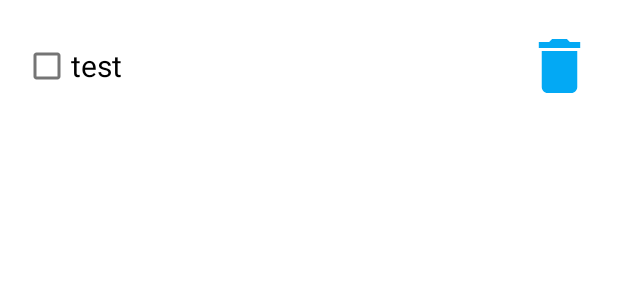
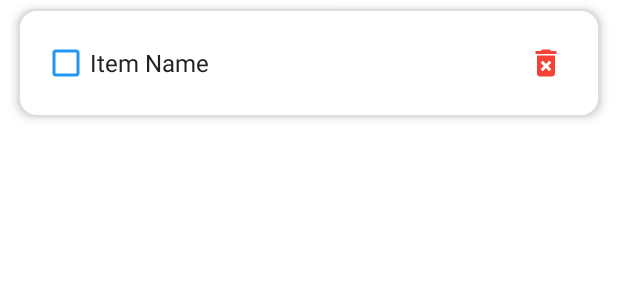
Before and after one commit to vudiemdam00/finalprm392, an Android app: the layout check_list_item.xml on its own in the app's theme, with its tools: preview values and no code run, on a phone screen of 412 x 824 dp. Shown: the top 300 px of the screen. Run offline under Robolectric (Android 15) with nearby library versions, the light colour scheme and no system bars.

Commit message:
Items Update

```diff
--- a/app/src/main/java/com/example/finalprm392/Adapter/Adapter.java
+++ b/app/src/main/java/com/example/finalprm392/Adapter/Adapter.java
@@ -9,7 +9,6 @@ import android.view.ViewGroup;
 import android.widget.ImageView;
 import android.widget.LinearLayout;
 import android.widget.TextView;
-import android.widget.Toast;
 
 import androidx.annotation.NonNull;
 import androidx.recyclerview.widget.RecyclerView;
@@ -38,7 +37,7 @@ public class Adapter extends RecyclerView.Adapter<Adapter.myViewHolder>{
     @NonNull
     @Override
     public myViewHolder onCreateViewHolder(@NonNull ViewGroup parent, int viewType) {
-        View view = inflater.inflate(R.layout.main_iteams, parent, false);
+        View view = inflater.inflate(R.layout.main_items, parent, false);
         return new myViewHolder(view);
     }
 
--- /dev/null
+++ b/app/src/main/res/drawable/bg_add_btn.xml
@@ -0,0 +1,6 @@
+<?xml version="1.0" encoding="utf-8"?>
+<shape xmlns:android="http://schemas.android.com/apk/res/android"
+    android:shape="oval">
+    <solid android:color="#FF6F61" />
+    <size android:width="48dp" android:height="48dp" />
+</shape>
--- /dev/null
+++ b/app/src/main/res/drawable/bg_checklist_item.xml
@@ -0,0 +1,8 @@
+<shape xmlns:android="http://schemas.android.com/apk/res/android"
+    android:shape="rectangle">
+    <solid android:color="#FFFFFF" />
+    <corners android:radius="12dp" />
+    <stroke
+        android:width="1dp"
+        android:color="#DDDDDD" />
+</shape>
--- /dev/null
+++ b/app/src/main/res/drawable/circle_bg.xml
@@ -0,0 +1,4 @@
+<shape xmlns:android="http://schemas.android.com/apk/res/android"
+    android:shape="oval">
+    <solid android:color="#FFF1E0" />
+</shape>
--- /dev/null
+++ b/app/src/main/res/drawable/item_background.xml
@@ -0,0 +1,6 @@
+<shape xmlns:android="http://schemas.android.com/apk/res/android"
+    android:shape="rectangle">
+    <solid android:color="#FFFFFF" />
+    <corners android:radius="12dp" />
+    <stroke android:width="1dp" android:color="#CCCCCC" />
+</shape>
--- a/app/src/main/res/layout/check_list_item.xml
+++ b/app/src/main/res/layout/check_list_item.xml
@@ -1,28 +1,34 @@
-<?xml version="1.0" encoding="utf-8"?>
 <LinearLayout xmlns:android="http://schemas.android.com/apk/res/android"
+    android:id="@+id/linearLayout"
     android:layout_width="match_parent"
     android:layout_height="wrap_content"
-    android:layout_marginTop="10dp"
-    android:layout_marginStart="5dp"
-    android:layout_marginEnd="5dp"
-    android:padding="10dp"
-    android:textAlignment="center"
-    android:id="@+id/linearLayout"
+    android:layout_marginHorizontal="12dp"
+    android:layout_marginVertical="6dp"
+    android:paddingHorizontal="16dp"
+    android:paddingVertical="12dp"
     android:orientation="horizontal"
-    >
+    android:background="@drawable/bg_checklist_item"
+    android:gravity="center_vertical"
+    android:elevation="4dp"
+    android:clipToPadding="false">
+
     <CheckBox
+        android:id="@+id/checkbox"
         android:layout_width="0dp"
-        android:layout_weight="5"
         android:layout_height="wrap_content"
-        android:id="@+id/checkbox"
-        android:layout_gravity="center"
-        android:text="test"
-        android:textSize="20dp"/>
-    <Button
-        android:layout_width="0dp"
-        android:layout_weight="0.7"
-        android:layout_height="wrap_content"
+        android:layout_weight="1"
+        android:text="Item Name"
+        android:textSize="16sp"
+        android:textColor="#212121"
+        android:buttonTint="#2196F3" />
+
+    <ImageButton
         android:id="@+id/btnDelete"
-        android:layout_gravity="center"
-        android:background="@drawable/delete_white"/>
+        android:layout_width="40dp"
+        android:layout_height="40dp"
+        android:background="?attr/selectableItemBackgroundBorderless"
+        android:src="@drawable/ic_delete"
+        android:contentDescription="Delete item"
+        android:padding="8dp"
+        android:tint="#F44336" />
 </LinearLayout>
--- a/gradle/libs.versions.toml
+++ b/gradle/libs.versions.toml
@@ -18,4 +18,4 @@ activity = { group = "androidx.activity", name = "activity", version.ref = "acti
 constraintlayout = { group = "androidx.constraintlayout", name = "constraintlayout", version.ref = "constraintlayout" }
 
 [plugins]
-android-application = { id = "com.android.application", version = "8.0.2" }
+android-application = { id = "com.android.application", version = "8.10.1" }
```
Also changed, not shown: app/build.gradle.kts (+4 -5 lines), app/src/main/java/com/example/finalprm392/Adapter/CheckListAdapter.java (+32 -52 lines), app/src/main/java/com/example/finalprm392/CheckList.java (+33 -40 lines), app/src/main/res/drawable/edittext_bg.xml (added, +7 -0 lines), app/src/main/res/layout/activity_check_list.xml (+33 -21 lines), app/src/main/res/layout/activity_main.xml (+28 -9 lines), app/src/main/res/layout/main_iteams.xml (deleted, +0 -42 lines), app/src/main/res/layout/main_items.xml (added, +44 -0 lines).
